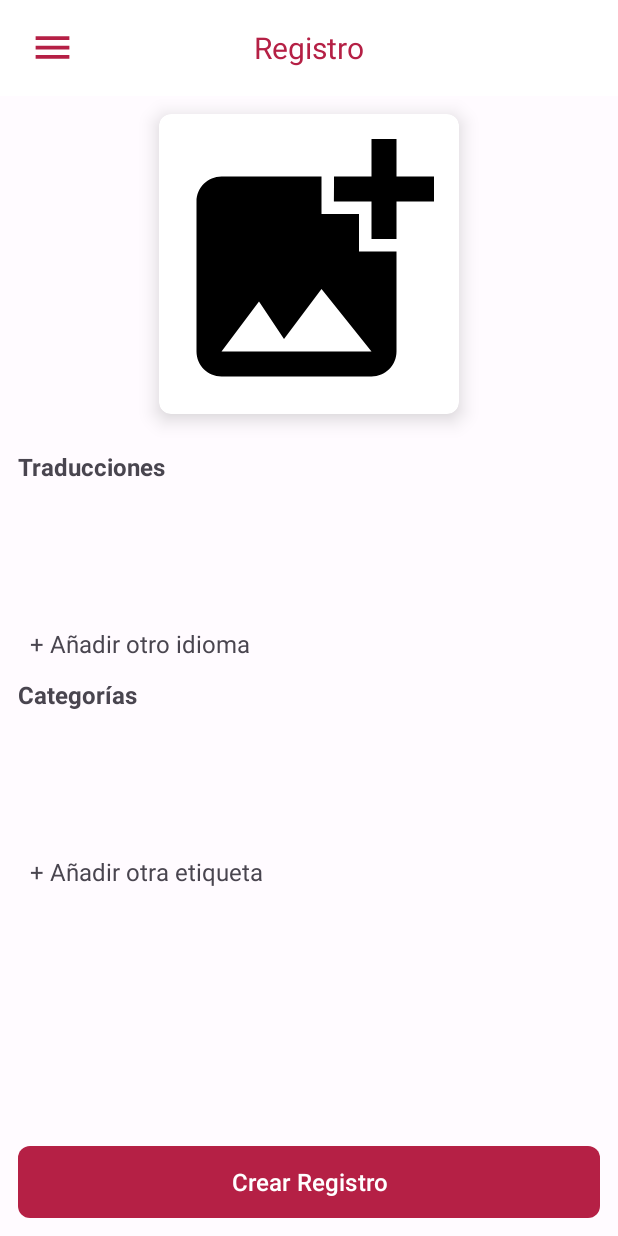
After one commit to QNecesitas/IdiomApp, an Android app: the ActivityNewRecords screen opened directly, with no data from a screen before it, on a phone screen of 412 x 824 dp. The commit adds this screen. Run offline under Robolectric (Android 15) with nearby library versions, the phone set to English and light mode, and no system bars.

Commit message:
ActivityRecords and NewRecord Design was finished

```diff
--- a/app/src/main/AndroidManifest.xml
+++ b/app/src/main/AndroidManifest.xml
@@ -13,6 +13,12 @@
         android:theme="@style/Theme.IdiomApp"
         tools:targetApi="31">
         <activity
+            android:name=".ActivityNewRecords"
+            android:exported="false" />
+        <activity
+            android:name=".ActivityRecords"
+            android:exported="false" />
+        <activity
             android:name=".MainActivity"
             android:exported="true">
             <intent-filter>
--- /dev/null
+++ b/app/src/main/java/com/estholon/idiomapp/ActivityNewRecords.kt
@@ -0,0 +1,11 @@
+package com.estholon.idiomapp
+
+import androidx.appcompat.app.AppCompatActivity
+import android.os.Bundle
+
+class ActivityNewRecords : AppCompatActivity() {
+    override fun onCreate(savedInstanceState: Bundle?) {
+        super.onCreate(savedInstanceState)
+        setContentView(R.layout.activity_new_records)
+    }
+}
--- /dev/null
+++ b/app/src/main/res/drawable/baseline_add_photo_alternate_24.xml
@@ -0,0 +1,5 @@
+<vector android:height="24dp" android:tint="#000000"
+    android:viewportHeight="24" android:viewportWidth="24"
+    android:width="24dp" xmlns:android="http://schemas.android.com/apk/res/android">
+    <path android:fillColor="@android:color/white" android:pathData="M19,7v2.99s-1.99,0.01 -2,0L17,7h-3s0.01,-1.99 0,-2h3L17,2h2v3h3v2h-3zM16,11L16,8h-3L13,5L5,5c-1.1,0 -2,0.9 -2,2v12c0,1.1 0.9,2 2,2h12c1.1,0 2,-0.9 2,-2v-8h-3zM5,19l3,-4 2,3 3,-4 4,5L5,19z"/>
+</vector>
--- /dev/null
+++ b/app/src/main/res/drawable/baseline_menu_24.xml
@@ -0,0 +1,5 @@
+<vector android:height="24dp" android:tint="#000000"
+    android:viewportHeight="24" android:viewportWidth="24"
+    android:width="24dp" xmlns:android="http://schemas.android.com/apk/res/android">
+    <path android:fillColor="@android:color/white" android:pathData="M3,18h18v-2L3,16v2zM3,13h18v-2L3,11v2zM3,6v2h18L21,6L3,6z"/>
+</vector>
--- /dev/null
+++ b/app/src/main/res/drawable/button_redonded.xml
@@ -0,0 +1,15 @@
+<?xml version="1.0" encoding="utf-8"?>
+<selector xmlns:android="http://schemas.android.com/apk/res/android">
+    <item android:state_pressed="false">
+
+        <shape
+            android:shape="rectangle">
+
+            <solid
+                android:color="?attr/colorPrimary"/>
+            <corners
+                android:radius="8dp"/>
+
+        </shape>
+    </item>
+</selector>
--- /dev/null
+++ b/app/src/main/res/layout/activity_new_records.xml
@@ -0,0 +1,161 @@
+<?xml version="1.0" encoding="utf-8"?>
+<androidx.constraintlayout.widget.ConstraintLayout xmlns:android="http://schemas.android.com/apk/res/android"
+    xmlns:app="http://schemas.android.com/apk/res-auto"
+    xmlns:tools="http://schemas.android.com/tools"
+    android:layout_width="match_parent"
+    android:layout_height="match_parent"
+    tools:context=".ActivityNewRecords">
+
+    <!--Toolbar-->
+    <com.google.android.material.appbar.AppBarLayout
+        android:id="@+id/AppBar"
+        android:layout_width="match_parent"
+        android:layout_height="wrap_content"
+        android:fitsSystemWindows="true"
+        app:layout_constraintStart_toStartOf="parent"
+        app:layout_constraintTop_toTopOf="parent">
+
+        <androidx.appcompat.widget.Toolbar
+            android:id="@+id/toolbar"
+            android:layout_width="match_parent"
+            android:layout_height="wrap_content"
+            android:background="?attr/colorOnPrimary"
+            android:fitsSystemWindows="true">
+
+            <TextView
+                android:layout_width="wrap_content"
+                android:layout_height="wrap_content"
+                android:text="@string/registro"
+                android:textSize="20sp"
+                android:textColor="?attr/colorPrimary"
+                android:layout_gravity="center">
+
+            </TextView>
+
+
+            <androidx.appcompat.widget.AppCompatImageView
+                android:id="@+id/ivIconSetting"
+                android:layout_width="30dp"
+                android:layout_height="30dp"
+                android:layout_gravity="start"
+                android:layout_marginStart="20dp"
+                android:src="@drawable/baseline_menu_24"
+                android:visibility="visible"
+                app:tint="?attr/colorPrimary" />
+        </androidx.appcompat.widget.Toolbar>
+    </com.google.android.material.appbar.AppBarLayout>
+
+    <LinearLayout
+        android:layout_width="match_parent"
+        android:layout_height="0dp"
+        android:orientation="vertical"
+        app:layout_constraintTop_toBottomOf="@id/AppBar"
+        app:layout_constraintBottom_toBottomOf="parent">
+
+
+        <androidx.cardview.widget.CardView
+            android:layout_width="200dp"
+            android:layout_height="200dp"
+            android:layout_margin="12dp"
+            app:cardCornerRadius="8dp"
+            app:cardElevation="8dp"
+            app:cardMaxElevation="8dp"
+            app:contentPadding="0dp"
+            android:layout_gravity="center"
+            android:id="@+id/cv_add_image">
+
+            <ImageView
+                android:layout_width="match_parent"
+                android:layout_height="match_parent"
+                android:src="@drawable/baseline_add_photo_alternate_24"
+                android:contentDescription="@string/adicionar_imagen" />
+        </androidx.cardview.widget.CardView>
+
+        <TextView
+            android:layout_width="wrap_content"
+            android:layout_height="wrap_content"
+            android:text="@string/traducciones"
+            android:textSize="16sp"
+            android:textStyle="bold"
+            android:layout_margin="12dp">
+
+        </TextView>
+
+        <androidx.recyclerview.widget.RecyclerView
+            android:layout_width="match_parent"
+            android:layout_height="80dp"
+            android:layout_marginStart="20dp"
+            android:layout_marginEnd="12dp"
+            app:layoutManager="androidx.recyclerview.widget.LinearLayoutManager"
+            android:id="@+id/rv_language">
+
+        </androidx.recyclerview.widget.RecyclerView>
+
+        <TextView
+            android:layout_width="wrap_content"
+            android:layout_height="wrap_content"
+            android:text="@string/a_adir_otro_idioma"
+            android:layout_marginStart="20dp"
+            android:layout_marginTop="4dp"
+            android:textStyle="normal"
+            android:id="@+id/add_language"
+            android:textSize="16sp">
+
+        </TextView>
+
+        <TextView
+            android:layout_width="wrap_content"
+            android:layout_height="wrap_content"
+            android:text="@string/categor_as"
+            android:textStyle="bold"
+            android:layout_marginStart="12dp"
+            android:layout_marginTop="12dp"
+            android:textSize="16sp"
+            android:layout_marginBottom="12dp">
+
+        </TextView>
+
+        <androidx.recyclerview.widget.RecyclerView
+            android:layout_width="match_parent"
+            android:layout_height="80dp"
+            android:layout_marginStart="20dp"
+            android:layout_marginEnd="12dp"
+            app:layoutManager="androidx.recyclerview.widget.LinearLayoutManager"
+            android:id="@+id/rv_label">
+
+        </androidx.recyclerview.widget.RecyclerView>
+
+        <TextView
+            android:layout_width="wrap_content"
+            android:layout_height="wrap_content"
+            android:text="@string/a_adir_otra_etiqueta"
+            android:layout_marginStart="20dp"
+            android:layout_marginTop="4dp"
+            android:textStyle="normal"
+            android:id="@+id/add_label"
+            android:textSize="16sp">
+
+        </TextView>
+
+
+
+    </LinearLayout>
+
+
+
+    <com.google.android.material.button.MaterialButton
+        android:layout_width="match_parent"
+        android:layout_height="wrap_content"
+        app:layout_constraintStart_toStartOf="parent"
+        app:layout_constraintEnd_toEndOf="parent"
+        app:layout_constraintBottom_toBottomOf="parent"
+        android:text="@string/crear_registro"
+        android:layout_margin="12dp"
+        android:textColor="?attr/colorOnPrimary"
+        android:background="@drawable/button_redonded"
+        android:textSize="16sp"
+        android:id="@+id/addRecord">
+
+    </com.google.android.material.button.MaterialButton>
+
+</androidx.constraintlayout.widget.ConstraintLayout>
--- a/app/src/main/res/values/strings.xml
+++ b/app/src/main/res/values/strings.xml
@@ -1,3 +1,13 @@
 <resources>
     <string name="app_name">IdiomApp</string>
+    <string name="registros">Registros</string>
+    <string name="buscar_registro">Buscar Registro</string>
+    <string name="a_adir_registro">Añadir Registro</string>
+    <string name="registro">Registro</string>
+    <string name="crear_registro">Crear Registro</string>
+    <string name="adicionar_imagen">Adicionar imagen</string>
+    <string name="traducciones">Traducciones</string>
+    <string name="a_adir_otro_idioma">+ Añadir otro idioma</string>
+    <string name="categor_as">Categorías</string>
+    <string name="a_adir_otra_etiqueta">+ Añadir otra etiqueta</string>
 </resources>
```
Also changed, not shown: app/src/main/java/com/estholon/idiomapp/ActivityRecords.kt (added, +11 -0 lines), app/src/main/res/layout/activity_records.xml (added, +105 -0 lines).
